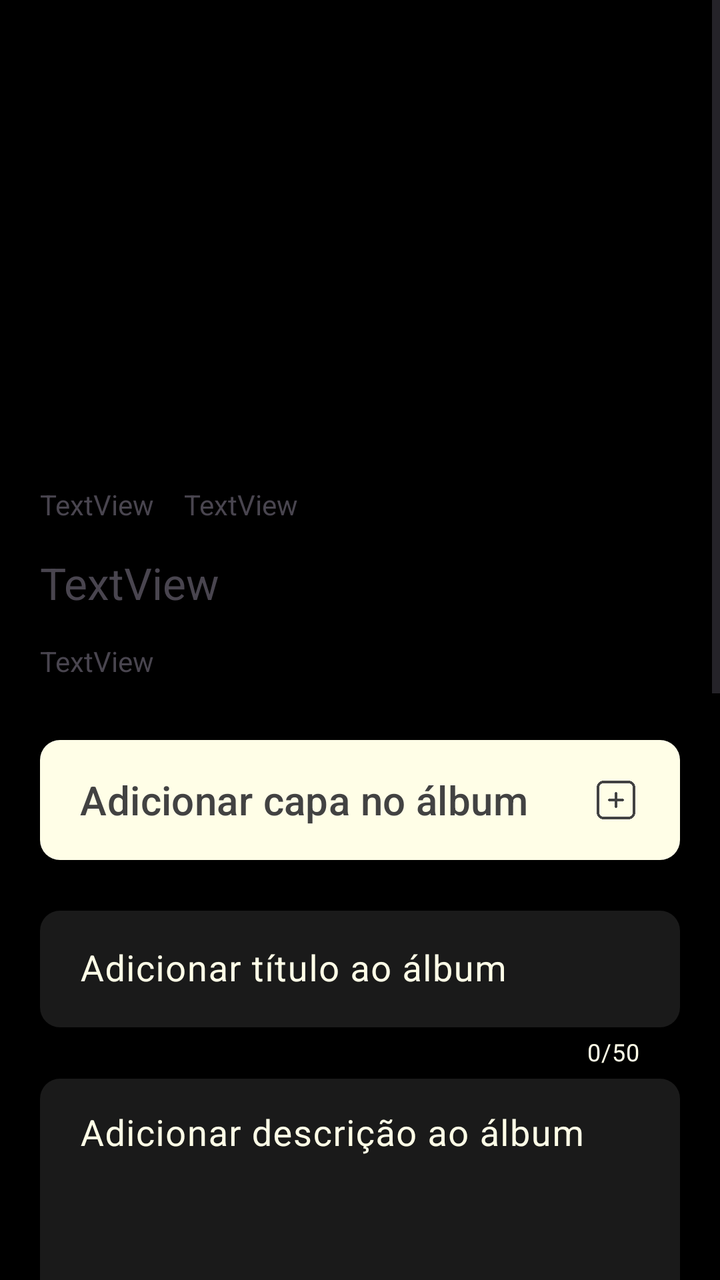
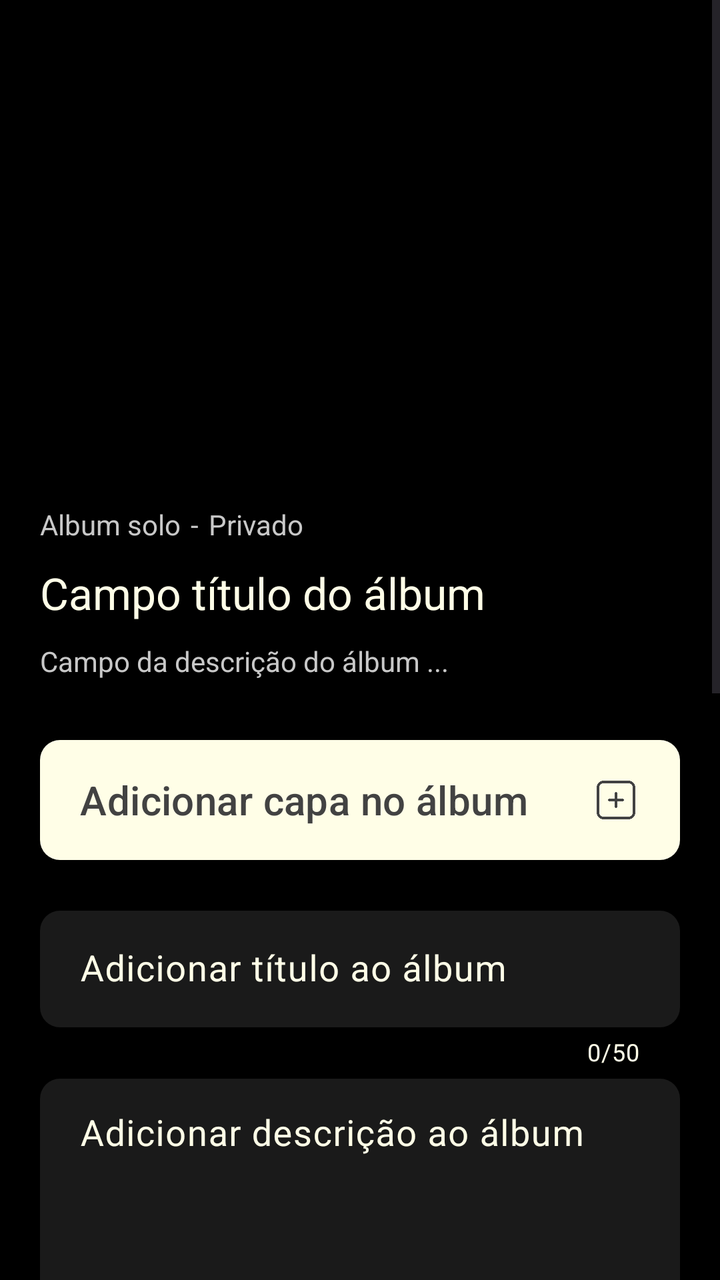

The first picture is an Android layout as it rendered before a commit; the second is the same layout after the commit. The layout source and the unified diff follow.
<!-- AndroidManifest.xml: application theme Theme.Monaly -->
<!-- res/layout/fragment_create_album.xml -->
<?xml version="1.0" encoding="utf-8"?>
<ScrollView xmlns:android="http://schemas.android.com/apk/res/android"
    xmlns:app="http://schemas.android.com/apk/res-auto"
    xmlns:tools="http://schemas.android.com/tools"
    android:layout_width="match_parent"
    android:layout_height="match_parent"
    android:background="#000000"
    android:fillViewport="true">

    <androidx.constraintlayout.widget.ConstraintLayout
        android:layout_width="match_parent"
        android:layout_height="wrap_content"
        android:paddingBottom="20dp">

        <com.google.android.material.button.MaterialButton
            android:id="@+id/btnSaveAlbum"
            android:layout_width="0dp"
            android:layout_height="60dp"
            android:layout_marginTop="20dp"
            android:layout_marginEnd="20dp"
            android:layout_weight="1"
            android:text="@string/create_album_button_save"
            android:textAllCaps="false"
            android:textColor="@color/gray_dark"
            app:backgroundTint="@color/bage_neutral"
            android:textSize="20sp"
            app:cornerRadius="10dp"
            app:layout_constraintEnd_toEndOf="parent"
            app:layout_constraintTop_toBottomOf="@+id/switchDownload" />

        <com.google.android.material.button.MaterialButton
            android:id="@+id/btnAddParticipants"
            android:layout_width="0dp"
            android:layout_height="60dp"
            android:layout_marginStart="20dp"
            android:layout_marginEnd="20dp"
            android:layout_weight="1"
            android:text="@string/create_album_button_add_participants"
            android:textAllCaps="false"
            android:textColor="@color/gray_dark"
            android:textSize="20sp"
            android:gravity="start|center_vertical"
            app:backgroundTint="@color/bage_neutral"
            app:cornerRadius="10dp"
            android:paddingStart="20dp"
            android:paddingEnd="20dp"
            app:icon="@drawable/ic_add_gray_dark"
            app:iconGravity="end"
            app:iconSize="24dp"
            app:iconTint="@null"
            app:layout_constraintEnd_toStartOf="@+id/btnSaveAlbum"
            app:layout_constraintStart_toStartOf="parent"
            app:layout_constraintTop_toTopOf="@+id/btnSaveAlbum" />

        <ImageView
            android:id="@+id/ivCoverPhoto"
            android:layout_width="0dp"
            android:layout_height="350dp"
            android:scaleType="centerCrop"
            app:layout_constraintEnd_toEndOf="parent"
            app:layout_constraintStart_toStartOf="parent"
            app:layout_constraintTop_toTopOf="parent" />

        <ImageView
            android:id="@+id/imageGradientEffect"
            android:layout_width="0dp"
            android:layout_height="0dp"
            app:layout_constraintBottom_toBottomOf="@+id/ivCoverPhoto"
            app:layout_constraintEnd_toEndOf="parent"
            app:layout_constraintHorizontal_bias="0.0"
            app:layout_constraintStart_toStartOf="parent"
            app:layout_constraintTop_toTopOf="parent"
            app:layout_constraintVertical_bias="1.0"
            app:srcCompat="@drawable/bg_gradient_black" />

        <com.google.android.material.textfield.TextInputLayout
            android:id="@+id/TitleField"
            android:layout_width="match_parent"
            android:layout_height="wrap_content"
            android:layout_marginStart="20dp"
            android:layout_marginTop="20dp"
            android:layout_marginEnd="20dp"
            android:textColorHint="@color/bage_neutral"
            app:counterEnabled="true"
            app:counterMaxLength="50"
            app:counterTextColor="@color/bage_neutral"
            app:hintTextColor="@color/bage_neutral"
            app:layout_constraintEnd_toEndOf="parent"
            app:layout_constraintHorizontal_bias="0.0"
            app:layout_constraintStart_toStartOf="parent"
            app:layout_constraintTop_toBottomOf="@+id/buttonAddNewAlbum">

            <com.google.android.material.textfield.TextInputEditText
                android:id="@+id/EditTitleField"
                android:layout_width="match_parent"
                android:layout_height="wrap_content"
                android:background="@drawable/drawable_background_button_gray_deep_10_dp"
                android:hint="@string/create_album_hint_title"
                android:maxLength="50"
                android:paddingStart="20dp"
                android:paddingEnd="20dp"
                android:textColor="@color/bage_neutral"
                android:textSize="18sp" />

        </com.google.android.material.textfield.TextInputLayout>

        <com.google.android.material.textfield.TextInputLayout
            android:id="@+id/DescriptionField"
            android:layout_width="match_parent"
            android:layout_height="wrap_content"
            android:layout_marginStart="20dp"
            android:layout_marginEnd="20dp"
            app:counterEnabled="true"
            app:counterMaxLength="350"
            app:counterTextColor="@color/bage_neutral"
            android:textColorHint="@color/bage_neutral"
            app:hintTextColor="@color/bage_neutral"
            app:layout_constraintEnd_toEndOf="parent"
            app:layout_constraintStart_toStartOf="parent"
            app:layout_constraintTop_toBottomOf="@+id/TitleField">

            <com.google.android.material.textfield.TextInputEditText
                android:id="@+id/EditDescriptionField"
                android:layout_width="match_parent"
                android:layout_height="250dp"
                android:background="@drawable/drawable_background_button_gray_deep_10_dp"
                android:gravity="top|start"
                android:hint="@string/create_album_hint_description"
                android:maxLength="350"
                android:paddingStart="20dp"
                android:paddingEnd="20dp"
                android:textColor="@color/gray_medium"
                android:textSize="18sp" />

        </com.google.android.material.textfield.TextInputLayout>

        <com.google.android.material.button.MaterialButton
            android:id="@+id/buttonAddNewAlbum"
            android:layout_width="0dp"
            android:layout_height="60dp"
            android:layout_marginStart="20dp"
            android:layout_marginTop="20dp"
            android:layout_marginEnd="20dp"
            android:background="@drawable/drawable_background_button_gray_dark_10_dp"
            android:gravity="start|center_vertical"
            android:paddingStart="20dp"
            android:paddingEnd="20dp"
            android:text="@string/create_album_button_add_cover"
            android:textAllCaps="false"
            android:textColor="@color/gray_dark"
            android:textSize="20sp"
            app:backgroundTint="@color/bage_neutral"
            app:icon="@drawable/ic_add_gray_dark"
            app:iconGravity="end"
            app:iconSize="24dp"
            app:iconTint="@null"
            app:layout_constraintEnd_toEndOf="parent"
            app:layout_constraintHorizontal_bias="0.0"
            app:layout_constraintStart_toStartOf="parent"
            app:layout_constraintTop_toBottomOf="@+id/ivCoverPhoto" />

        <androidx.cardview.widget.CardView
            android:id="@+id/cvParticipantsMock"
            android:layout_width="match_parent"
            android:layout_height="wrap_content"
            android:layout_marginStart="20dp"
            android:layout_marginTop="5dp"
            android:layout_marginEnd="20dp"
            app:cardBackgroundColor="#262626"
            app:cardCornerRadius="10dp"
            app:cardElevation="0dp"
            app:layout_constraintEnd_toEndOf="parent"
            app:layout_constraintStart_toStartOf="parent"
            app:layout_constraintTop_toBottomOf="@+id/DescriptionField">

            <LinearLayout
                android:layout_width="match_parent"
                android:layout_height="wrap_content"
                android:orientation="vertical"
                android:padding="20dp">

                <TextView
                    android:layout_width="wrap_content"
                    android:layout_height="wrap_content"
                    android:layout_marginBottom="30dp"
                    android:text="@string/create_album_participants_title"
                    android:textColor="@color/bage_neutral"
                    android:textSize="18sp" />

                <LinearLayout
                    android:layout_width="match_parent"
                    android:layout_height="wrap_content"
                    android:orientation="horizontal">

                    <ImageView
                        android:layout_width="40dp"
                        android:layout_height="40dp"
                        android:layout_marginEnd="15dp"
                        android:background="@drawable/drawable_background_button_gray_dark_10_dp"
                        android:src="@drawable/ic_profile_bage_neutral" />

                    <ImageView
                        android:layout_width="40dp"
                        android:layout_height="40dp"
                        android:layout_marginEnd="15dp"
                        android:background="@drawable/drawable_background_button_gray_dark_10_dp"
                        android:src="@drawable/ic_profile_bage_neutral" />

                    <TextView
                        android:layout_width="40dp"
                        android:layout_height="40dp"
                        android:background="@drawable/drawable_background_button_gray_dark_10_dp"
                        android:gravity="center"
                        android:text="..."
                        android:textColor="@color/bage_neutral"
                        android:textSize="18sp"
                        android:textStyle="bold" />

                </LinearLayout>

            </LinearLayout>

        </androidx.cardview.widget.CardView>

        <com.google.android.material.switchmaterial.SwitchMaterial
            android:id="@+id/switchPublic"
            android:layout_width="match_parent"
            android:layout_height="wrap_content"
            android:layout_marginStart="40dp"
            android:layout_marginTop="20dp"
            android:layout_marginEnd="40dp"
            android:text="@string/create_album_switch_public"
            android:textColor="@color/bage_neutral"
            android:textSize="16sp"
            app:layout_constraintEnd_toEndOf="parent"
            app:layout_constraintStart_toStartOf="parent"
            app:layout_constraintTop_toBottomOf="@+id/cvParticipantsMock" />

        <com.google.android.material.switchmaterial.SwitchMaterial
            android:id="@+id/switchDownload"
            android:layout_width="match_parent"
            android:layout_height="wrap_content"
            android:layout_marginStart="40dp"
            android:layout_marginTop="16dp"
            android:layout_marginEnd="40dp"
            android:text="@string/create_album_switch_download"
            android:textColor="@color/bage_neutral"
            android:textSize="16sp"
            app:layout_constraintEnd_toEndOf="parent"
            app:layout_constraintStart_toStartOf="parent"
            app:layout_constraintTop_toBottomOf="@+id/switchPublic" />

        <TextView
            android:id="@+id/textView3"
            android:layout_width="0dp"
            android:layout_height="wrap_content"
            android:layout_marginStart="20dp"
            android:layout_marginEnd="20dp"
            android:layout_marginBottom="10dp"
            android:text="TextView"
            android:textSize="14sp"
            app:layout_constraintBottom_toBottomOf="@+id/ivCoverPhoto"
            app:layout_constraintEnd_toEndOf="parent"
            app:layout_constraintStart_toStartOf="@+id/ivCoverPhoto" />

        <TextView
            android:id="@+id/textView6"
            android:layout_width="wrap_content"
            android:layout_height="wrap_content"
            android:layout_marginStart="20dp"
            android:layout_marginBottom="15dp"
            android:text="TextView"
            android:textSize="22sp"
            app:layout_constraintBottom_toTopOf="@+id/textView3"
            app:layout_constraintStart_toStartOf="parent" />

        <TextView
            android:id="@+id/textView7"
            android:layout_width="wrap_content"
            android:layout_height="wrap_content"
            android:layout_marginStart="20dp"
            android:layout_marginBottom="15dp"
            android:text="TextView"
            android:textSize="14sp"
            app:layout_constraintBottom_toTopOf="@+id/textView6"
            app:layout_constraintStart_toStartOf="parent" />

        <TextView
            android:id="@+id/textView8"
            android:layout_width="wrap_content"
            android:layout_height="wrap_content"
            android:layout_marginStart="15dp"
            android:layout_marginBottom="15dp"
            android:text="TextView"
            android:textSize="14sp"
            app:layout_constraintBottom_toTopOf="@+id/textView6"
            app:layout_constraintStart_toEndOf="@+id/textView7" />

    </androidx.constraintlayout.widget.ConstraintLayout>

</ScrollView>
<!-- resources referenced by this layout -->
<resources>
  <color name="bage_neutral">#fffee7</color>
  <color name="gray_dark">#424242</color>
  <color name="gray_medium">#C8C8C8</color>
  <!-- drawable bg_gradient_black (drawable) -->
  <?xml version="1.0" encoding="utf-8"?>
  <shape xmlns:android="http://schemas.android.com/apk/res/android"
  
      android:shape="rectangle">
  
      <gradient
  
          android:angle="90"
          android:startColor="@color/black"
          android:endColor="#00000000"
          android:type="linear"/>
  
  </shape>
  <!-- drawable drawable_background_button_gray_dark_10_dp (drawable) -->
  <?xml version="1.0" encoding="utf-8"?>
  <shape xmlns:android="http://schemas.android.com/apk/res/android">
  
      <corners android:radius="10dp"/>
      <solid android:color="@color/gray_dark"/>
  
  </shape>
  <!-- drawable drawable_background_button_gray_deep_10_dp (drawable) -->
  <?xml version="1.0" encoding="utf-8"?>
  <shape xmlns:android="http://schemas.android.com/apk/res/android">
  
      <solid android:color="@color/gray_deep"/>
      <corners android:radius="10dp"/>
  
  </shape>
  <!-- drawable ic_add_gray_dark: png bitmap (drawable, 1667 bytes) -->
  <!-- drawable ic_profile_bage_neutral: png bitmap (drawable, 1723 bytes) -->
  <string name="create_album_button_add_cover">Adicionar capa no álbum</string>
  <string name="create_album_button_add_participants">Adicionar participantes</string>
  <string name="create_album_button_save">Salvar</string>
  <string name="create_album_hint_description">Adicionar descrição ao álbum</string>
  <string name="create_album_hint_title">Adicionar título ao álbum</string>
  <string name="create_album_participants_title">Participantes</string>
  <string name="create_album_switch_download">Permitir download de mídias</string>
  <string name="create_album_switch_public">Álbum público</string>
  <style name="Theme.Monaly" parent="Base.Theme.Monaly" />
  <color name="black">#000000</color>
  <color name="gray_deep">#1A1A1A</color>
  <style name="Base.Theme.Monaly" parent="Theme.Material3.DayNight.NoActionBar">
  
          <item name="android:navigationBarColor">@color/black</item>
  
      </style>
</resources>

<!-- the commit's change to res/layout/fragment_create_album.xml (unified diff, before → after) -->
@@ -257,7 +257,8 @@
             android:layout_marginStart="20dp"
             android:layout_marginEnd="20dp"
             android:layout_marginBottom="10dp"
-            android:text="TextView"
+            android:text="@string/create_album_description_field"
+            android:textColor="@color/gray_medium"
             android:textSize="14sp"
             app:layout_constraintBottom_toBottomOf="@+id/ivCoverPhoto"
             app:layout_constraintEnd_toEndOf="parent"
@@ -268,9 +269,10 @@
             android:layout_width="wrap_content"
             android:layout_height="wrap_content"
             android:layout_marginStart="20dp"
-            android:layout_marginBottom="15dp"
-            android:text="TextView"
+            android:layout_marginBottom="10dp"
+            android:text="@string/create_album_title_field"
             android:textSize="22sp"
+            android:textColor="@color/bage_neutral"
             app:layout_constraintBottom_toTopOf="@+id/textView3"
             app:layout_constraintStart_toStartOf="parent" />
 
@@ -279,8 +281,9 @@
             android:layout_width="wrap_content"
             android:layout_height="wrap_content"
             android:layout_marginStart="20dp"
-            android:layout_marginBottom="15dp"
-            android:text="TextView"
+            android:layout_marginBottom="10dp"
+            android:text="@string/create_album_status_solo_shared"
+            android:textColor="@color/gray_medium"
             android:textSize="14sp"
             app:layout_constraintBottom_toTopOf="@+id/textView6"
             app:layout_constraintStart_toStartOf="parent" />
@@ -289,13 +292,25 @@
             android:id="@+id/textView8"
             android:layout_width="wrap_content"
             android:layout_height="wrap_content"
-            android:layout_marginStart="15dp"
-            android:layout_marginBottom="15dp"
-            android:text="TextView"
+            android:layout_marginStart="5dp"
+            android:layout_marginBottom="10dp"
+            android:text="@string/create_album_space"
+            android:textColor="@color/gray_medium"
             android:textSize="14sp"
             app:layout_constraintBottom_toTopOf="@+id/textView6"
             app:layout_constraintStart_toEndOf="@+id/textView7" />
 
+        <TextView
+            android:id="@+id/textView9"
+            android:layout_width="wrap_content"
+            android:layout_height="wrap_content"
+            android:layout_marginStart="5dp"
+            android:layout_marginBottom="10dp"
+            android:text="@string/create_album_status_private_public"
+            android:textColor="@color/gray_medium"
+            app:layout_constraintBottom_toTopOf="@+id/textView6"
+            app:layout_constraintStart_toEndOf="@+id/textView8" />
+
     </androidx.constraintlayout.widget.ConstraintLayout>
 
 </ScrollView>
<!-- resource entries referenced after the edit -->
@@ -38,11 +38,16 @@
   <string name="create_album_button_add_cover">Adicionar capa no álbum</string>
   <string name="create_album_button_add_participants">Adicionar participantes</string>
   <string name="create_album_button_save">Salvar</string>
+  <string name="create_album_description_field">Campo da descrição do álbum ...</string>
   <string name="create_album_hint_description">Adicionar descrição ao álbum</string>
   <string name="create_album_hint_title">Adicionar título ao álbum</string>
   <string name="create_album_participants_title">Participantes</string>
+  <string name="create_album_space"> - </string>
+  <string name="create_album_status_private_public">Privado</string>
+  <string name="create_album_status_solo_shared">Album solo</string>
   <string name="create_album_switch_download">Permitir download de mídias</string>
   <string name="create_album_switch_public">Álbum público</string>
+  <string name="create_album_title_field">Campo título do álbum</string>
   <style name="Theme.Monaly" parent="Base.Theme.Monaly" />
   <color name="black">#000000</color>
   <color name="gray_deep">#1A1A1A</color>
